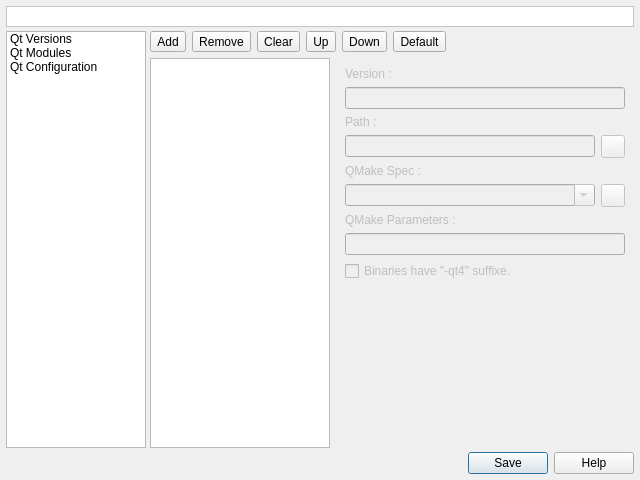
testmana2/mks, file v2/branches/newxup/plugins/xup/QMake/src/settings/UISettingsQMake.ui: the form before one commit.
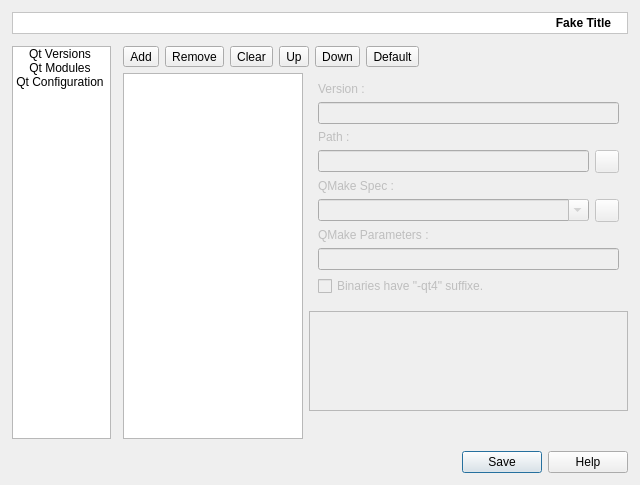
The form after the commit. Icons and pictures are not drawn.

Diff of the .ui file:
```diff
--- a/v2/branches/newxup/plugins/xup/QMake/src/settings/UISettingsQMake.ui
+++ b/v2/branches/newxup/plugins/xup/QMake/src/settings/UISettingsQMake.ui
@@ -7,32 +7,173 @@
     <x>0</x>
     <y>0</y>
     <width>640</width>
-    <height>480</height>
+    <height>485</height>
    </rect>
   </property>
   <layout class="QGridLayout" name="gridLayout_2">
    <property name="margin">
-    <number>6</number>
+    <number>12</number>
    </property>
    <property name="spacing">
-    <number>4</number>
+    <number>12</number>
    </property>
-   <item row="1" column="0" rowspan="3">
+   <item row="0" column="0" colspan="2">
+    <widget class="QFrame" name="fInfos">
+     <property name="sizePolicy">
+      <sizepolicy hsizetype="Preferred" vsizetype="Maximum">
+       <horstretch>0</horstretch>
+       <verstretch>0</verstretch>
+      </sizepolicy>
+     </property>
+     <property name="palette">
+      <palette>
+       <active>
+        <colorrole role="Base">
+         <brush brushstyle="SolidPattern">
+          <color alpha="255">
+           <red>255</red>
+           <green>255</green>
+           <blue>255</blue>
+          </color>
+         </brush>
+        </colorrole>
+        <colorrole role="Window">
+         <brush brushstyle="SolidPattern">
+          <color alpha="255">
+           <red>255</red>
+           <green>255</green>
+           <blue>255</blue>
+          </color>
+         </brush>
+        </colorrole>
+       </active>
+       <inactive>
+        <colorrole role="Base">
+         <brush brushstyle="SolidPattern">
+          <color alpha="255">
+           <red>255</red>
+           <green>255</green>
+           <blue>255</blue>
+          </color>
+         </brush>
+        </colorrole>
+        <colorrole role="Window">
+         <brush brushstyle="SolidPattern">
+          <color alpha="255">
+           <red>255</red>
+           <green>255</green>
+           <blue>255</blue>
+          </color>
+         </brush>
+        </colorrole>
+       </inactive>
+       <disabled>
+        <colorrole role="Base">
+         <brush brushstyle="SolidPattern">
+          <color alpha="255">
+           <red>255</red>
+           <green>255</green>
+           <blue>255</blue>
+          </color>
+         </brush>
+        </colorrole>
+        <colorrole role="Window">
+         <brush brushstyle="SolidPattern">
+          <color alpha="255">
+           <red>255</red>
+           <green>255</green>
+           <blue>255</blue>
+          </color>
+         </brush>
+        </colorrole>
+       </disabled>
+      </palette>
+     </property>
+     <property name="autoFillBackground">
+      <bool>true</bool>
+     </property>
+     <property name="frameShape">
+      <enum>QFrame::StyledPanel</enum>
+     </property>
+     <property name="frameShadow">
+      <enum>QFrame::Sunken</enum>
+     </property>
+     <layout class="QHBoxLayout" name="horizontalLayout">
+      <property name="margin">
+       <number>3</number>
+      </property>
+      <item>
+       <widget class="QLabel" name="lTitle">
+        <property name="font">
+         <font>
+          <weight>75</weight>
+          <bold>true</bold>
+         </font>
+        </property>
+        <property name="text">
+         <string notr="true">Fake Title</string>
+        </property>
+        <property name="alignment">
+         <set>Qt::AlignRight|Qt::AlignTrailing|Qt::AlignVCenter</set>
+        </property>
+       </widget>
+      </item>
+      <item>
+       <widget class="QLabel" name="lIcon">
+        <property name="sizePolicy">
+         <sizepolicy hsizetype="Maximum" vsizetype="Expanding">
+          <horstretch>0</horstretch>
+          <verstretch>0</verstretch>
+         </sizepolicy>
+        </property>
+        <property name="pixmap">
+         <pixmap resource="../../../../../monkey/src/resources/resources.qrc">:/xupeditor/icons/xupeditor/about.png</pixmap>
+        </property>
+        <property name="alignment">
+         <set>Qt::AlignCenter</set>
+        </property>
+       </widget>
+      </item>
+     </layout>
+    </widget>
+   </item>
+   <item row="1" column="0">
     <widget class="QListWidget" name="lwPages">
      <property name="minimumSize">
       <size>
-       <width>140</width>
+       <width>99</width>
        <height>0</height>
       </size>
      </property>
      <property name="maximumSize">
       <size>
-       <width>140</width>
+       <width>99</width>
        <height>16777215</height>
       </size>
      </property>
-     <property name="selectionBehavior">
-      <enum>QAbstractItemView::SelectRows</enum>
+     <property name="verticalScrollBarPolicy">
+      <enum>Qt::ScrollBarAlwaysOff</enum>
+     </property>
+     <property name="horizontalScrollBarPolicy">
+      <enum>Qt::ScrollBarAlwaysOff</enum>
+     </property>
+     <property name="iconSize">
+      <size>
+       <width>24</width>
+       <height>24</height>
+      </size>
+     </property>
+     <property name="textElideMode">
+      <enum>Qt::ElideNone</enum>
+     </property>
+     <property name="movement">
+      <enum>QListView::Static</enum>
+     </property>
+     <property name="spacing">
+      <number>3</number>
+     </property>
+     <property name="viewMode">
+      <enum>QListView::IconMode</enum>
      </property>
      <property name="uniformItemSizes">
       <bool>true</bool>
@@ -41,20 +182,50 @@
       <property name="text">
        <string>Qt Versions</string>
       </property>
+      <property name="textAlignment">
+       <set>AlignHCenter|AlignVCenter|AlignCenter</set>
+      </property>
+      <property name="icon">
+       <iconset resource="../../../../../monkey/src/resources/resources.qrc">
+        <normaloff>:/xupeditor/icons/xupeditor/modules.png</normaloff>:/xupeditor/icons/xupeditor/modules.png</iconset>
+      </property>
+      <property name="flags">
+       <set>ItemIsSelectable|ItemIsUserCheckable|ItemIsEnabled</set>
+      </property>
      </item>
      <item>
       <property name="text">
        <string>Qt Modules</string>
       </property>
+      <property name="textAlignment">
+       <set>AlignHCenter|AlignVCenter|AlignCenter</set>
+      </property>
+      <property name="icon">
+       <iconset resource="../../../../../monkey/src/resources/resources.qrc">
+        <normaloff>:/xupeditor/icons/xupeditor/project.png</normaloff>:/xupeditor/icons/xupeditor/project.png</iconset>
+      </property>
+      <property name="flags">
+       <set>ItemIsSelectable|ItemIsUserCheckable|ItemIsEnabled</set>
+      </property>
      </item>
      <item>
       <property name="text">
        <string>Qt Configuration</string>
       </property>
+      <property name="textAlignment">
+       <set>AlignHCenter|AlignVCenter|AlignCenter</set>
+      </property>
+      <property name="icon">
+       <iconset resource="../../../../../monkey/src/resources/resources.qrc">
+        <normaloff>:/xupeditor/icons/xupeditor/builder.png</normaloff>:/xupeditor/icons/xupeditor/builder.png</iconset>
+      </property>
+      <property name="flags">
+       <set>ItemIsSelectable|ItemIsUserCheckable|ItemIsEnabled</set>
+      </property>
      </item>
     </widget>
    </item>
-   <item row="1" column="1" rowspan="3">
+   <item row="1" column="1">
     <widget class="QStackedWidget" name="swPages">
      <property name="currentIndex">
       <number>0</number>
@@ -75,7 +246,7 @@
             <string>Add</string>
            </property>
            <property name="icon">
-            <iconset>
+            <iconset resource="../../../../../monkey/src/resources/resources.qrc">
              <normaloff>:/listeditor/icons/listeditor/add.png</normaloff>:/listeditor/icons/listeditor/add.png</iconset>
            </property>
           </widget>
@@ -89,7 +260,7 @@
             <string>Remove</string>
            </property>
            <property name="icon">
-            <iconset>
+            <iconset resource="../../../../../monkey/src/resources/resources.qrc">
              <normaloff>:/listeditor/icons/listeditor/remove.png</normaloff>:/listeditor/icons/listeditor/remove.png</iconset>
            </property>
           </widget>
@@ -103,7 +274,7 @@
             <string>Clear</string>
            </property>
            <property name="icon">
-            <iconset>
+            <iconset resource="../../../../../monkey/src/resources/resources.qrc">
              <normaloff>:/project/icons/project/clear.png</normaloff>:/project/icons/project/clear.png</iconset>
            </property>
           </widget>
@@ -117,7 +288,7 @@
             <string>Up</string>
            </property>
            <property name="icon">
-            <iconset>
+            <iconset resource="../../../../../monkey/src/resources/resources.qrc">
              <normaloff>:/listeditor/icons/listeditor/up.png</normaloff>:/listeditor/icons/listeditor/up.png</iconset>
            </property>
           </widget>
@@ -131,7 +302,7 @@
             <string>Down</string>
            </property>
            <property name="icon">
-            <iconset>
+            <iconset resource="../../../../../monkey/src/resources/resources.qrc">
              <normaloff>:/listeditor/icons/listeditor/down.png</normaloff>:/listeditor/icons/listeditor/down.png</iconset>
            </property>
           </widget>
@@ -145,7 +316,7 @@
             <string>Default</string>
            </property>
            <property name="icon">
-            <iconset>
+            <iconset resource="../../../../../monkey/src/resources/resources.qrc">
              <normaloff>:/project/icons/project/recents.png</normaloff>:/project/icons/project/recents.png</iconset>
            </property>
           </widget>
@@ -168,14 +339,23 @@
          </item>
         </layout>
        </item>
-       <item row="1" column="0">
-        <widget class="QListWidget" name="lwQtVersions">
+       <item row="1" column="0" rowspan="3">
+        <widget class="QListView" name="lvQtVersions">
+         <property name="minimumSize">
+          <size>
+           <width>180</width>
+           <height>0</height>
+          </size>
+         </property>
          <property name="maximumSize">
           <size>
            <width>180</width>
            <height>16777215</height>
           </size>
          </property>
+         <property name="uniformItemSizes">
+          <bool>true</bool>
+         </property>
         </widget>
        </item>
        <item row="1" column="1">
@@ -183,112 +363,110 @@
          <property name="enabled">
           <bool>false</bool>
          </property>
-         <layout class="QVBoxLayout" name="verticalLayout">
-          <item>
+         <property name="sizePolicy">
+          <sizepolicy hsizetype="Preferred" vsizetype="Maximum">
+           <horstretch>0</horstretch>
+           <verstretch>0</verstretch>
+          </sizepolicy>
+         </property>
+         <layout class="QGridLayout" name="gridLayout_4">
+          <item row="0" column="0" colspan="2">
            <widget class="QLabel" name="lQtVersionVersion">
             <property name="text">
              <string>Version :</string>
             </property>
            </widget>
           </item>
-          <item>
+          <item row="1" column="0" colspan="2">
            <widget class="QLineEdit" name="leQtVersionVersion">
             <property name="toolTip">
              <string>Put here the Qt version</string>
             </property>
            </widget>
           </item>
-          <item>
+          <item row="2" column="0" colspan="2">
            <widget class="QLabel" name="lQtVersionPath">
             <property name="text">
              <string>Path :</string>
             </property>
            </widget>
           </item>
-          <item>
-           <layout class="QHBoxLayout" name="horizontalLayout_2">
-            <item>
-             <widget class="QLineEdit" name="leQtVersionPath">
-              <property name="toolTip">
-               <string>Put here the Qt version path</string>
-              </property>
-             </widget>
-            </item>
-            <item>
-             <widget class="QToolButton" name="tbQtVersionPath">
-              <property name="cursor">
-               <cursorShape>PointingHandCursor</cursorShape>
-              </property>
-              <property name="toolTip">
-               <string>Click here to browse a Qt path</string>
-              </property>
-              <property name="icon">
-               <iconset>
-                <normaloff>:/listeditor/icons/listeditor/folder.png</normaloff>:/listeditor/icons/listeditor/folder.png</iconset>
-              </property>
-             </widget>
-            </item>
-           </layout>
+          <item row="3" column="0">
+           <widget class="QLineEdit" name="leQtVersionPath">
+            <property name="toolTip">
+             <string>Put here the Qt version path</string>
+            </property>
+           </widget>
           </item>
-          <item>
+          <item row="3" column="1">
+           <widget class="QToolButton" name="tbQtVersionPath">
+            <property name="cursor">
+             <cursorShape>PointingHandCursor</cursorShape>
+            </property>
+            <property name="toolTip">
+             <string>Click here to browse a Qt path</string>
+            </property>
+            <property name="icon">
+             <iconset resource="../../../../../monkey/src/resources/resources.qrc">
+              <normaloff>:/listeditor/icons/listeditor/folder.png</normaloff>:/listeditor/icons/listeditor/folder.png</iconset>
+            </property>
+           </widget>
+          </item>
+          <item row="4" column="0" colspan="2">
            <widget class="QLabel" name="lQtVersionQMakeSpec">
             <property name="text">
              <string>QMake Spec :</string>
             </property>
            </widget>
           </item>
-          <item>
-           <layout class="QHBoxLayout" name="horizontalLayout_3">
-            <item>
-             <widget class="QComboBox" name="cbQtVersionQMakeSpec">
-              <property name="sizePolicy">
-               <sizepolicy hsizetype="Expanding" vsizetype="Fixed">
-                <horstretch>0</horstretch>
-                <verstretch>0</verstretch>
-               </sizepolicy>
-              </property>
-              <property name="toolTip">
-               <string>Choose the QMake spec to use</string>
-              </property>
-              <property name="editable">
-               <bool>true</bool>
-              </property>
-              <property name="duplicatesEnabled">
-               <bool>true</bool>
-              </property>
-             </widget>
-            </item>
-            <item>
-             <widget class="QToolButton" name="tbQtVersionQMakeSpec">
-              <property name="cursor">
-               <cursorShape>PointingHandCursor</cursorShape>
-              </property>
-              <property name="toolTip">
-               <string>Click here to browse for a non default QMake spec</string>
-              </property>
-              <property name="icon">
-               <iconset>
-                <normaloff>:/listeditor/icons/listeditor/folder.png</normaloff>:/listeditor/icons/listeditor/folder.png</iconset>
-              </property>
-             </widget>
-            </item>
-           </layout>
+          <item row="5" column="0">
+           <widget class="QComboBox" name="cbQtVersionQMakeSpec">
+            <property name="sizePolicy">
+             <sizepolicy hsizetype="Expanding" vsizetype="Fixed">
+              <horstretch>0</horstretch>
+              <verstretch>0</verstretch>
+             </sizepolicy>
+            </property>
+            <property name="toolTip">
+             <string>Choose the QMake spec to use</string>
+            </property>
+            <property name="editable">
+             <bool>true</bool>
+            </property>
+            <property name="duplicatesEnabled">
+             <bool>true</bool>
+            </property>
+           </widget>
           </item>
-          <item>
+          <item row="5" column="1">
+           <widget class="QToolButton" name="tbQtVersionQMakeSpec">
+            <property name="cursor">
+             <cursorShape>PointingHandCursor</cursorShape>
+            </property>
+            <property name="toolTip">
+             <string>Click here to browse for a non default QMake spec</string>
+            </property>
+            <property name="icon">
+             <iconset resource="../../../../../monkey/src/resources/resources.qrc">
+              <normaloff>:/listeditor/icons/listeditor/folder.png</normaloff>:/listeditor/icons/listeditor/folder.png</iconset>
+            </property>
+           </widget>
+          </item>
+          <item row="6" column="0" colspan="2">
            <widget class="QLabel" name="lQtVersionQMakeParameters">
             <property name="text">
              <string>QMake Parameters :</string>
             </property>
            </widget>
           </item>
-          <item>
+          <item row="7" column="0" colspan="2">
            <widget class="QLineEdit" name="leQtVersionQMakeParameters">
             <property name="toolTip">
              <string>Set here the qmake parameters to use</string>
             </property>
            </widget>
           </item>
-          <item>
+          <item row="8" column="0" colspan="2">
            <widget class="QCheckBox" name="cbQtVersionHasSuffix">
             <property name="toolTip">
              <string>Check that if you are on a system that provide suffixed qt tools (qmake-qt4, uic-qt4...)</string>
@@ -298,22 +476,139 @@
             </property>
            </widget>
           </item>
-          <item>
-           <spacer name="verticalSpacer">
-            <property name="orientation">
-             <enum>Qt::Vertical</enum>
+         </layout>
+        </widget>
+       </item>
+       <item row="2" column="1">
+        <widget class="QFrame" name="frame">
+         <property name="sizePolicy">
+          <sizepolicy hsizetype="Preferred" vsizetype="Maximum">
+           <horstretch>0</horstretch>
+           <verstretch>0</verstretch>
+          </sizepolicy>
+         </property>
+         <property name="maximumSize">
+          <size>
+           <width>16777215</width>
+           <height>100</height>
+          </size>
+         </property>
+         <property name="frameShape">
+          <enum>QFrame::StyledPanel</enum>
+         </property>
+         <property name="frameShadow">
+          <enum>QFrame::Raised</enum>
+         </property>
+         <layout class="QGridLayout" name="gridLayout_3">
+          <item row="0" column="0">
+           <widget class="QLabel" name="label">
+            <property name="sizePolicy">
+             <sizepolicy hsizetype="Maximum" vsizetype="Preferred">
+              <horstretch>0</horstretch>
+              <verstretch>0</verstretch>
+             </sizepolicy>
             </property>
-            <property name="sizeHint" stdset="0">
+            <property name="minimumSize">
              <size>
-              <width>16</width>
-              <height>16</height>
+              <width>22</width>
+              <height>22</height>
              </size>
             </property>
-           </spacer>
+            <property name="maximumSize">
+             <size>
+              <width>22</width>
+              <height>22</height>
+             </size>
+            </property>
+            <property name="pixmap">
+             <pixmap resource="../../../../../monkey/src/resources/resources.qrc">:/xupeditor/icons/xupeditor/about.png</pixmap>
+            </property>
+            <property name="scaledContents">
+             <bool>true</bool>
+            </property>
+            <property name="alignment">
+             <set>Qt::AlignLeading|Qt::AlignLeft|Qt::AlignTop</set>
+            </property>
+           </widget>
           </item>
+          <item row="0" column="1" rowspan="2">
+           <widget class="QPlainTextEdit" name="pteQtVersionHelp">
+            <property name="palette">
+             <palette>
+              <active>
+               <colorrole role="Base">
+                <brush brushstyle="SolidPattern">
+                 <color alpha="0">
+                  <red>0</red>
+                  <green>0</green>
+                  <blue>0</blue>
+                 </color>
+                </brush>
+               </colorrole>
+              </active>
+              <inactive>
+               <colorrole role="Base">
+                <brush brushstyle="SolidPattern">
+                 <color alpha="0">
+                  <red>0</red>
+                  <green>0</green>
+                  <blue>0</blue>
+                 </color>
+                </brush>
+               </colorrole>
+              </inactive>
+              <disabled>
+               <colorrole role="Base">
+                <brush brushstyle="SolidPattern">
+                 <color alpha="0">
+                  <red>0</red>
+                  <green>0</green>
+                  <blue>0</blue>
+                 </color>
+                </brush>
+               </colorrole>
+              </disabled>
+             </palette>
+            </property>
+            <property name="autoFillBackground">
+             <bool>true</bool>
+            </property>
+            <property name="frameShape">
+             <enum>QFrame::NoFrame</enum>
+            </property>
+            <property name="frameShadow">
+             <enum>QFrame::Plain</enum>
+            </property>
+            <property name="tabChangesFocus">
+             <bool>true</bool>
+            </property>
+            <property name="undoRedoEnabled">
+             <bool>false</bool>
+            </property>
+            <property name="readOnly">
+             <bool>true</bool>
+            </property>
+            <property name="tabStopWidth">
+             <number>40</number>
+            </property>
+           </widget>
+          </item>
          </layout>
         </widget>
        </item>
+       <item row="3" column="1">
+        <spacer name="verticalSpacer">
+         <property name="orientation">
+          <enum>Qt::Vertical</enum>
+         </property>
+         <property name="sizeHint" stdset="0">
+          <size>
+           <width>8</width>
+           <height>1</height>
+          </size>
+         </property>
+        </spacer>
+       </item>
       </layout>
      </widget>
      <widget class="QWidget" name="wQtModules">
@@ -332,7 +627,7 @@
             <string>Add</string>
            </property>
            <property name="icon">
-            <iconset>
+            <iconset resource="../../../../../monkey/src/resources/resources.qrc">
              <normaloff>:/listeditor/icons/listeditor/add.png</normaloff>:/listeditor/icons/listeditor/add.png</iconset>
            </property>
           </widget>
@@ -346,7 +641,7 @@
             <string>Remove</string>
            </property>
            <property name="icon">
-            <iconset>
+            <iconset resource="../../../../../monkey/src/resources/resources.qrc">
              <normaloff>:/listeditor/icons/listeditor/remove.png</normaloff>:/listeditor/icons/listeditor/remove.png</iconset>
            </property>
           </widget>
@@ -360,7 +655,7 @@
             <string>Clear</string>
            </property>
            <property name="icon">
-            <iconset>
+            <iconset resource="../../../../../monkey/src/resources/resources.qrc">
              <normaloff>:/project/icons/project/clear.png</normaloff>:/project/icons/project/clear.png</iconset>
            </property>
           </widget>
@@ -374,7 +669,7 @@
             <string>Up</string>
            </property>
            <property name="icon">
-            <iconset>
+            <iconset resource="../../../../../monkey/src/resources/resources.qrc">
              <normaloff>:/listeditor/icons/listeditor/up.png</normaloff>:/listeditor/icons/listeditor/up.png</iconset>
            </property>
           </widget>
@@ -388,7 +683,7 @@
             <string>Down</string>
            </property>
            <property name="icon">
-            <iconset>
+            <iconset resource="../../../../../monkey/src/resources/resources.qrc">
              <normaloff>:/listeditor/icons/listeditor/down.png</normaloff>:/listeditor/icons/listeditor/down.png</iconset>
            </property>
           </widget>
@@ -496,7 +791,7 @@
             <string>Add</string>
            </property>
            <property name="icon">
-            <iconset>
+            <iconset resource="../../../../../monkey/src/resources/resources.qrc">
              <normaloff>:/listeditor/icons/listeditor/add.png</normaloff>:/listeditor/icons/listeditor/add.png</iconset>
            </property>
           </widget>
@@ -510,7 +805,7 @@
             <string>Remove</string>
            </property>
            <property name="icon">
-            <iconset>
+            <iconset resource="../../../../../monkey/src/resources/resources.qrc">
              <normaloff>:/listeditor/icons/listeditor/remove.png</normaloff>:/listeditor/icons/listeditor/remove.png</iconset>
            </property>
           </widget>
@@ -524,7 +819,7 @@
             <string>Clear</string>
            </property>
            <property name="icon">
-            <iconset>
+            <iconset resource="../../../../../monkey/src/resources/resources.qrc">
              <normaloff>:/project/icons/project/clear.png</normaloff>:/project/icons/project/clear.png</iconset>
            </property>
           </widget>
@@ -538,7 +833,7 @@
             <string>Up</string>
            </property>
            <property name="icon">
-            <iconset>
+            <iconset resource="../../../../../monkey/src/resources/resources.qrc">
              <normaloff>:/listeditor/icons/listeditor/up.png</normaloff>:/listeditor/icons/listeditor/up.png</iconset>
            </property>
           </widget>
@@ -552,7 +847,7 @@
             <string>Down</string>
            </property>
            <property name="icon">
-            <iconset>
+            <iconset resource="../../../../../monkey/src/resources/resources.qrc">
              <normaloff>:/listeditor/icons/listeditor/down.png</normaloff>:/listeditor/icons/listeditor/down.png</iconset>
            </property>
           </widget>
@@ -646,7 +941,7 @@
      </widget>
     </widget>
    </item>
-   <item row="4" column="0" colspan="2">
+   <item row="2" column="0" colspan="2">
     <widget class="QDialogButtonBox" name="dbbButtons">
      <property name="cursor">
       <cursorShape>PointingHandCursor</cursorShape>
@@ -656,80 +951,6 @@
      </property>
     </widget>
    </item>
-   <item row="0" column="0" colspan="2">
-    <widget class="QLabel" name="lTitle">
-     <property name="minimumSize">
-      <size>
-       <width>0</width>
-       <height>21</height>
-      </size>
-     </property>
-     <property name="maximumSize">
-      <size>
-       <width>16777215</width>
-       <height>21</height>
-      </size>
-     </property>
-     <property name="palette">
-      <palette>
-       <active>
-        <colorrole role="Window">
-         <brush brushstyle="SolidPattern">
-          <color alpha="255">
-           <red>255</red>
-           <green>255</green>
-           <blue>255</blue>
-          </color>
-         </brush>
-        </colorrole>
-       </active>
-       <inactive>
-        <colorrole role="Window">
-         <brush brushstyle="SolidPattern">
-          <color alpha="255">
-           <red>255</red>
-           <green>255</green>
-           <blue>255</blue>
-          </color>
-         </brush>
-        </colorrole>
-       </inactive>
-       <disabled>
-        <colorrole role="Window">
-         <brush brushstyle="SolidPattern">
-          <color alpha="255">
-           <red>255</red>
-           <green>255</green>
-           <blue>255</blue>
-          </color>
-         </brush>
-        </colorrole>
-       </disabled>
-      </palette>
-     </property>
-     <property name="font">
-      <font>
-       <weight>75</weight>
-       <bold>true</bold>
-      </font>
-     </property>
-     <property name="autoFillBackground">
-      <bool>true</bool>
-     </property>
-     <property name="frameShape">
-      <enum>QFrame::StyledPanel</enum>
-     </property>
-     <property name="frameShadow">
-      <enum>QFrame::Sunken</enum>
-     </property>
-     <property name="alignment">
-      <set>Qt::AlignRight|Qt::AlignTrailing|Qt::AlignVCenter</set>
-     </property>
-     <property name="indent">
-      <number>9</number>
-     </property>
-    </widget>
-   </item>
   </layout>
  </widget>
  <resources>
```
Left out of the diff: 36 changed lines with no effect on the pictures.
